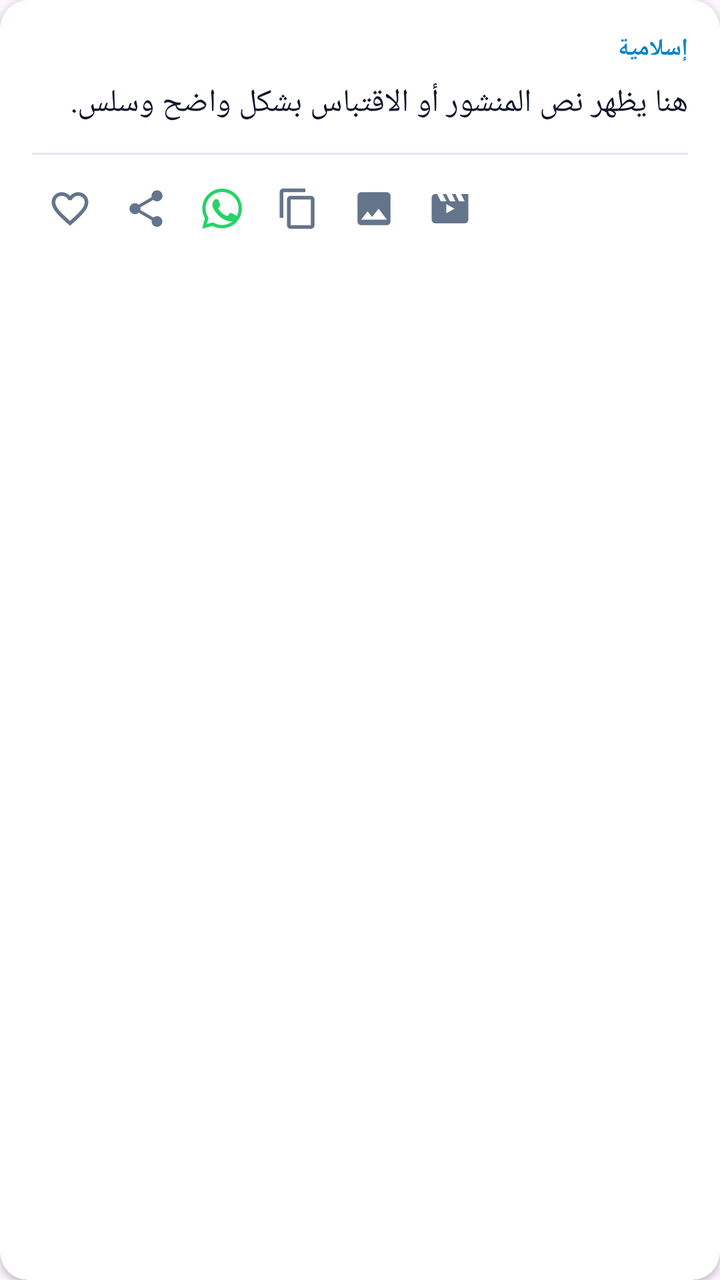
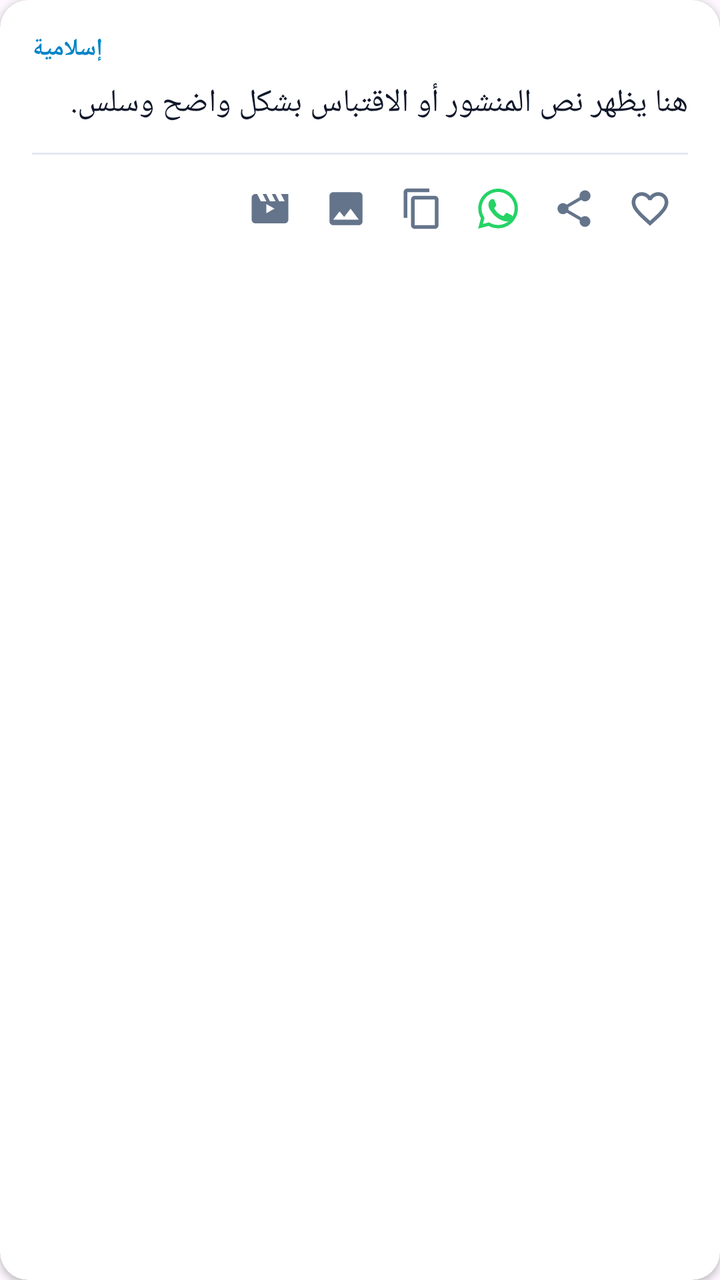

Screens rendered from an Android XML layout before and after an edit, with the pre-edit source and the edit as a unified diff.
<!-- AndroidManifest.xml: application theme Theme.Material3.DayNight.NoActionBar -->
<!-- res/layout/item_post.xml -->
<?xml version="1.0" encoding="utf-8"?>
<androidx.cardview.widget.CardView xmlns:android="http://schemas.android.com/apk/res/android"
    xmlns:app="http://schemas.android.com/apk/res-auto"
    android:layout_width="match_parent"
    android:layout_height="wrap_content"
    android:layout_marginHorizontal="8dp"
    android:layout_marginVertical="6dp"
    android:layoutDirection="rtl"
    app:cardBackgroundColor="@color/bg_card"
    app:cardCornerRadius="14dp"
    app:cardElevation="2dp">

    <LinearLayout
        android:id="@+id/layoutPostCard"
        android:layout_width="match_parent"
        android:layout_height="wrap_content"
        android:orientation="vertical"
        android:padding="16dp">

        <TextView
            android:id="@+id/tvCategoryName"
            android:layout_width="wrap_content"
            android:layout_height="wrap_content"
            android:paddingBottom="8dp"
            android:text="إسلامية"
            android:textColor="#0284C7"
            android:textSize="12sp"
            android:textStyle="bold" />

        <TextView
            android:id="@+id/tvPostContent"
            android:layout_width="match_parent"
            android:layout_height="wrap_content"
            android:gravity="start|center_vertical"
            android:lineSpacingExtra="5dp"
            android:text="هنا يظهر نص المنشور أو الاقتباس بشكل واضح وسلس."
            android:textColor="@color/text_primary"
            android:textDirection="rtl"
            android:textSize="16sp" />

        <View
            android:layout_width="match_parent"
            android:layout_height="1dp"
            android:layout_marginTop="14dp"
            android:layout_marginBottom="8dp"
            android:background="@color/divider_color" />

        <LinearLayout
            android:layout_width="match_parent"
            android:layout_height="wrap_content"
            android:gravity="center_vertical"
            android:orientation="horizontal">

            <View
                android:layout_width="0dp"
                android:layout_height="1dp"
                android:layout_weight="1" />

            
            <ImageView
                android:id="@+id/btnShareAsVideo"
                android:layout_width="38dp"
                android:layout_height="38dp"
                android:background="?attr/selectableItemBackgroundBorderless"
                android:padding="8dp"
                android:src="@drawable/ic_video_reel"
                app:tint="@color/text_secondary" />

            
            <ImageView
                android:id="@+id/btnShareAsImage"
                android:layout_width="38dp"
                android:layout_height="38dp"
                android:background="?attr/selectableItemBackgroundBorderless"
                android:padding="8dp"
                android:src="@drawable/ic_share_image"
                app:tint="@color/text_secondary" />

            
            <ImageView
                android:id="@+id/btnCopyPost"
                android:layout_width="38dp"
                android:layout_height="38dp"
                android:background="?attr/selectableItemBackgroundBorderless"
                android:padding="8dp"
                android:src="@drawable/ic_copy"
                app:tint="@color/text_secondary" />

            <ImageView
                android:id="@+id/btnShareWhatsapp"
                android:layout_width="38dp"
                android:layout_height="38dp"
                android:background="?attr/selectableItemBackgroundBorderless"
                android:padding="7dp"
                android:src="@drawable/ic_whatsapp" />


            <ImageView
                android:id="@+id/btnShareGeneral"
                android:layout_width="38dp"
                android:layout_height="38dp"
                android:background="?attr/selectableItemBackgroundBorderless"
                android:padding="8dp"
                android:src="@drawable/ic_share_card"
                app:tint="@color/text_secondary" />

            
            <ImageView
                android:id="@+id/btnFavorite"
                android:layout_width="38dp"
                android:layout_height="38dp"
                android:background="?attr/selectableItemBackgroundBorderless"
                android:padding="8dp"
                android:src="@drawable/ic_heart_outline"
                app:tint="@color/text_secondary" />
                
        </LinearLayout>

    </LinearLayout>
</androidx.cardview.widget.CardView>
<!-- resources referenced by this layout -->
<resources>
  <color name="bg_card">#FFFFFF</color>
  <color name="divider_color">#E2E8F0</color>
  <color name="text_primary">#0F172A</color>
  <color name="text_secondary">#64748B</color>
  <!-- drawable ic_copy (drawable) -->
  <vector xmlns:android="http://schemas.android.com/apk/res/android"
      android:width="24dp"
      android:height="24dp"
      android:viewportWidth="24"
      android:viewportHeight="24">
    <path
        android:fillColor="#64748B"
        android:pathData="M16,1H4C2.9,1 2,1.9 2,3V17H4V3H16V1ZM19,5H8C6.9,5 6,5.9 6,7V21C6,22.1 6.9,23 8,23H19C20.1,23 21,22.1 21,21V7C21,5.9 20.1,5 19,5ZM19,21H8V7H19V21Z"/>
  </vector>
  <!-- drawable ic_heart_outline (drawable) -->
  <vector xmlns:android="http://schemas.android.com/apk/res/android"
      android:width="24dp"
      android:height="24dp"
      android:viewportWidth="24"
      android:viewportHeight="24">
    <path
        android:fillColor="#94A3B8"
        android:pathData="M16.5,3c-1.74,0 -3.41,0.81 -4.5,2.09C10.91,3.81 9.24,3 7.5,3 4.42,3 2,5.42 2,8.5c0,3.78 3.4,6.86 8.55,11.54L12,21.35l1.45,-1.32C18.6,15.36 22,12.28 22,8.5 22,5.42 19.58,3 16.5,3zm-4.4,15.55l-0.1,0.1 -0.1,-0.1C7.14,14.24 4,11.39 4,8.5 4,6.5 5.5,5 7.5,5c1.54,0 3.04,0.99 3.57,2.36h1.87C13.46,5.99 14.96,5 16.5,5c2,0 3.5,1.5 3.5,3.5 0,2.89 -3.14,5.74 -7.9,10.05z"/>
  </vector>
  <!-- drawable ic_share_card (drawable) -->
  <vector xmlns:android="http://schemas.android.com/apk/res/android"
      android:width="24dp"
      android:height="24dp"
      android:viewportWidth="24"
      android:viewportHeight="24">
    <path
        android:fillColor="#FFFFFFFF"
        android:pathData="M18,16.08c-0.76,0 -1.44,0.3 -1.96,0.77L8.91,12.7c0.05,-0.23 0.09,-0.46 0.09,-0.7s-0.04,-0.47 -0.09,-0.7l7.05,-4.11c0.54,0.5 1.25,0.81 2.04,0.81 1.66,0 3,-1.34 3,-3s-1.34,-3 -3,-3 -3,1.34 -3,3c0,0.24 0.04,0.47 0.09,0.7L8.04,9.81C7.5,9.31 6.79,9 6,9c-1.66,0 -3,1.34 -3,3s1.34,3 3,3c0.79,0 1.5,-0.31 2.04,-0.81l7.12,4.16c-0.05,0.21 -0.08,0.43 -0.08,0.65 0,1.61 1.31,2.92 2.92,2.92s2.92,-1.31 2.92,-2.92c0,-1.61 -1.31,-2.92 -2.92,-2.92z"/>
  </vector>
  <!-- drawable ic_share_image (drawable) -->
  <vector xmlns:android="http://schemas.android.com/apk/res/android"
      android:width="24dp"
      android:height="24dp"
      android:viewportWidth="24"
      android:viewportHeight="24">
    <path
        android:fillColor="#0284C7"
        android:pathData="M21,19V5c0,-1.1 -0.9,-2 -2,-2H5c-1.1,0 -2,0.9 -2,2v14c0,1.1 0.9,2 2,2h14c1.1,0 2,-0.9 2,-2zM8.5,13.5l2.5,3.01L14.5,12l4.5,6H5l3.5,-4.5z"/>
  </vector>
  <!-- drawable ic_video_reel (drawable) -->
  <vector xmlns:android="http://schemas.android.com/apk/res/android"
      android:width="24dp"
      android:height="24dp"
      android:viewportWidth="24"
      android:viewportHeight="24">
    <path
        android:fillColor="#FFFFFFFF"
        android:pathData="M18,4l2,4h-3l-2,-4h-2l2,4h-3l-2,-4H8l2,4H7L5,4H4c-1.1,0 -1.99,0.9 -1.99,2L2,18c0,1.1 0.9,2 2,2h16c1.1,0 2,-0.9 2,-2V4h-4zM10,14.5v-5l4.5,2.5 -4.5,2.5z"/>
  </vector>
  <!-- unchanged entries left out for length: 1 -->
</resources>

<!-- the commit's change to res/layout/item_post.xml (unified diff, before → after) -->
@@ -5,7 +5,6 @@
     android:layout_height="wrap_content"
     android:layout_marginHorizontal="8dp"
     android:layout_marginVertical="6dp"
-    android:layoutDirection="rtl"
     app:cardBackgroundColor="@color/bg_card"
     app:cardCornerRadius="14dp"
     app:cardElevation="2dp">
